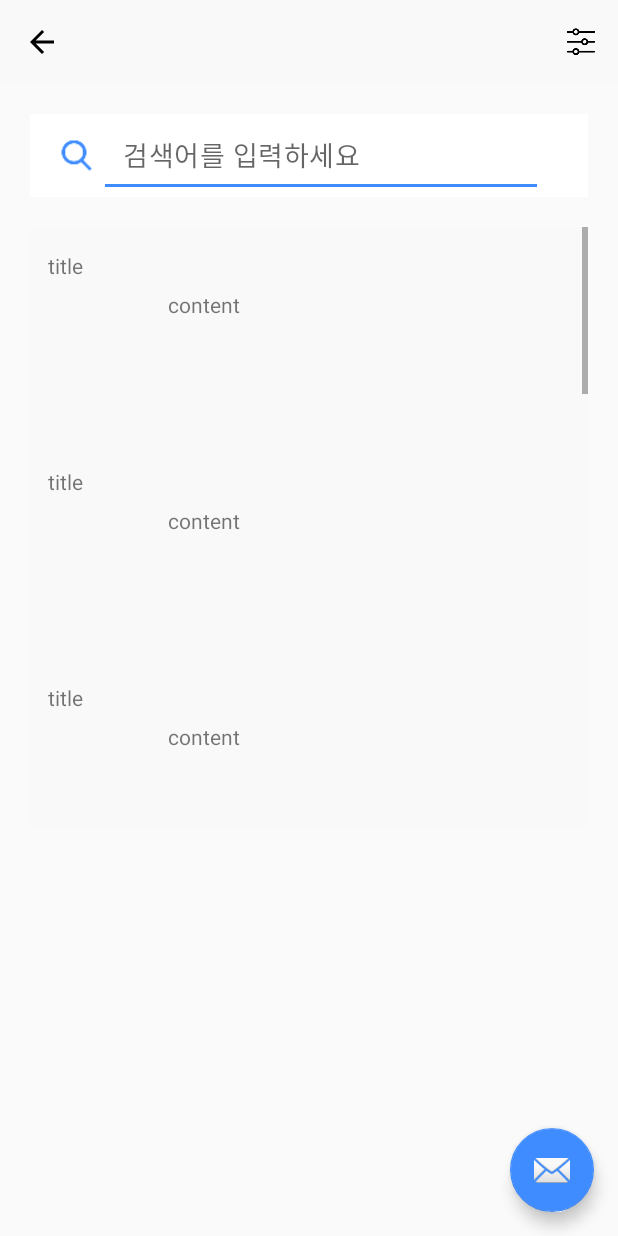
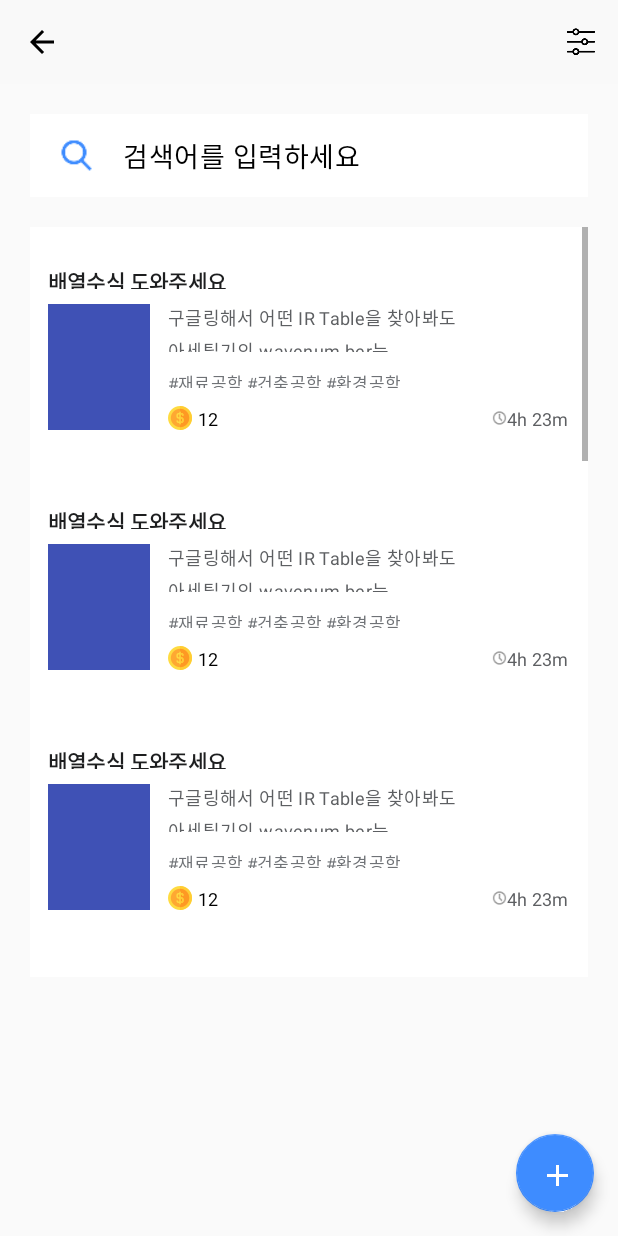
Before and after one commit to Smartudy/smartudy, an Android app: the QuestionListActivity screen opened directly, with no data from a screen before it, on a phone screen of 412 x 824 dp. Run offline under Robolectric (Android 15) with nearby library versions, the phone set to English and light mode, and no system bars.

Commit message:
질문목록화면 레이아웃 완성

```diff
--- a/app/build.gradle
+++ b/app/build.gradle
@@ -4,7 +4,7 @@ android {
     compileSdkVersion 27
     defaultConfig {
         applicationId "com.sharewith.smartudy"
-        minSdkVersion 21
+        minSdkVersion 23
         targetSdkVersion 27
         versionCode 1
         versionName "1.0"
--- a/app/src/main/java/com/sharewith/smartudy/activity/QuestionListActivity.java
+++ b/app/src/main/java/com/sharewith/smartudy/activity/QuestionListActivity.java
@@ -25,6 +25,7 @@ import com.sharewith.smartudy.utils.Question;
 import org.w3c.dom.Text;
 
 import java.util.ArrayList;
+import java.util.Date;
 import java.util.List;
 
 public class QuestionListActivity extends AppCompatActivity {
@@ -63,7 +64,13 @@ public class QuestionListActivity extends AppCompatActivity {
 
     public void collectQuestionDataFromDB(String categoryName, List<Question> list){
         for(int i=0;i<10;i++){
-            Question question=new Question("title", "content");
+            Question question=new Question(
+                    "배열수식 도와주세요",
+                    "구글링해서 어떤 IR Table을 찾아봐도 \n아세틸기의 wavenum ber는 ",
+                    "#재료공학 #건축공학 #환경공학",
+                    12,
+                    new Date()
+            );
             list.add(question);
         }
     }
--- a/app/src/main/java/com/sharewith/smartudy/directory/QuestionRecyclerAdapter.java
+++ b/app/src/main/java/com/sharewith/smartudy/directory/QuestionRecyclerAdapter.java
@@ -40,6 +40,10 @@ public class QuestionRecyclerAdapter extends RecyclerView.Adapter<QuestionRecycl
         Question question = questionList.get(position);
         viewHolder.q_title.setText(question.getQ_title());
         viewHolder.q_content.setText(question.getQ_content());
+        viewHolder.q_hashtag.setText(question.getQ_hashtag());
+        viewHolder.q_price.setText(Integer.toString(question.getQ_price()));
+        // TODO: 실제로 남은 시간 계산해서 넣어야함
+        viewHolder.q_remaining_time.setText("4h 23m");
     }
 
     @Override
@@ -48,13 +52,15 @@ public class QuestionRecyclerAdapter extends RecyclerView.Adapter<QuestionRecycl
     }
 
     public static class ViewHolder extends RecyclerView.ViewHolder{
-        public TextView q_title;
-        public TextView q_content;
+        public TextView q_title, q_content, q_hashtag, q_price, q_remaining_time;
         public ViewHolder(View itemView){
             super(itemView);
 
             q_title=(TextView)itemView.findViewById(R.id.textview_question_title);
             q_content=(TextView)itemView.findViewById(R.id.textview_question_content);
+            q_hashtag=(TextView)itemView.findViewById(R.id.textview_question_hashtag);
+            q_price=(TextView)itemView.findViewById(R.id.textview_question_price);
+            q_remaining_time=(TextView)itemView.findViewById(R.id.textview_question_remaining_time);
         }
     }
 }
--- a/app/src/main/java/com/sharewith/smartudy/utils/Question.java
+++ b/app/src/main/java/com/sharewith/smartudy/utils/Question.java
@@ -11,10 +11,10 @@ import java.util.Date;
 public class Question {
     private String q_title;
     private String q_content;
-//    private String[] q_hashtag_array;
-//    private int q_price;
-//    private Date q_due_time;
-//    private Image q_image;
+    private String q_hashtag;
+    private int q_price;
+    private Date q_due_time;
+    //private Image q_image;
 
 //    public Question(String q_title, String q_content, String[] q_hashtag_array, int q_price, Date q_due_time, Image q_image) {
 //        this.q_title = q_title;
@@ -25,10 +25,17 @@ public class Question {
 //        this.q_image = q_image;
 //    }
 
-
     public Question(String q_title, String q_content) {
         this.q_title = q_title;
         this.q_content = q_content;
+    }
+
+    public Question(String q_title, String q_content, String q_hashtag, int q_price, Date q_due_time) {
+        this.q_title = q_title;
+        this.q_content = q_content;
+        this.q_hashtag = q_hashtag;
+        this.q_price = q_price;
+        this.q_due_time = q_due_time;
     }
 
     public String getQ_title() {
@@ -46,13 +53,13 @@ public class Question {
     public void setQ_content(String q_content) {
         this.q_content = q_content;
     }
-/*
-    public String[] getQ_hashtag_array() {
-        return q_hashtag_array;
+
+    public String getQ_hashtag() {
+        return q_hashtag;
     }
 
-    public void setQ_hashtag_array(String[] q_hashtag_array) {
-        this.q_hashtag_array = q_hashtag_array;
+    public void setQ_hashtag(String q_hashtag) {
+        this.q_hashtag = q_hashtag;
     }
 
     public int getQ_price() {
@@ -70,13 +77,4 @@ public class Question {
     public void setQ_due_time(Date q_due_time) {
         this.q_due_time = q_due_time;
     }
-
-    public Image getQ_image() {
-        return q_image;
-    }
-
-    public void setQ_image(Image q_image) {
-        this.q_image = q_image;
-    }
-    */
 }
--- a/app/src/main/res/layout/activity_question_list.xml
+++ b/app/src/main/res/layout/activity_question_list.xml
@@ -27,10 +27,10 @@
 
     <android.support.design.widget.FloatingActionButton
         android:id="@+id/fab"
-        android:layout_width="wrap_content"
-        android:layout_height="wrap_content"
+        android:layout_width="52dp"
+        android:layout_height="52dp"
         android:layout_gravity="bottom|end"
         android:layout_margin="@dimen/fab_margin"
-        app:srcCompat="@android:drawable/ic_dialog_email" />
+        app:srcCompat="@drawable/fab_add" />
 
 </android.support.design.widget.CoordinatorLayout>
--- a/app/src/main/res/layout/content_question_list.xml
+++ b/app/src/main/res/layout/content_question_list.xml
@@ -46,12 +46,14 @@
             tools:layout_editor_absoluteX="28dp"
             tools:layout_editor_absoluteY="16dp"
             android:layout_gravity="center"
-            android:paddingLeft="16dp" />
+            android:paddingLeft="16dp"
+            android:textColorHint="@color/colorBlack"
+            android:background="@android:color/transparent"/>
     </LinearLayout>
 
     <LinearLayout
         android:layout_width="match_parent"
-        android:layout_height="400dp"
+        android:layout_height="500dp"
         >
         <android.support.v7.widget.RecyclerView
             android:id="@+id/recyclerView"
--- a/app/src/main/res/layout/question_row_layout.xml
+++ b/app/src/main/res/layout/question_row_layout.xml
@@ -1,26 +1,31 @@
 <?xml version="1.0" encoding="utf-8"?>
-<LinearLayout
-    xmlns:android="http://schemas.android.com/apk/res/android"
+<LinearLayout xmlns:android="http://schemas.android.com/apk/res/android"
     xmlns:tools="http://schemas.android.com/tools"
     android:layout_width="match_parent"
-    android:layout_height="144dp"
+    android:layout_height="160dp"
+    xmlns:app="http://schemas.android.com/apk/res-auto"
     android:paddingLeft="12dp"
     android:paddingRight="12dp"
-    android:paddingTop="16dp"
-    android:paddingBottom="18dp"
-    android:orientation="vertical">
+    android:paddingTop="25dp"
+    android:orientation="vertical"
+    android:background="@color/colorWhite">
     <TextView
         android:id="@+id/textview_question_title"
         android:layout_width="match_parent"
         android:layout_height="16dp"
-        android:layout_marginBottom="10dp"/>
+        android:layout_marginBottom="10dp"
+        android:textSize="14sp"
+        android:textColor="#1d1e1f"
+        android:letterSpacing="0.01"
+        android:textStyle="bold"/>
     <LinearLayout
         android:layout_width="match_parent"
         android:layout_height="84dp"
         android:orientation="horizontal">
         <ImageView
             android:layout_width="68dp"
-            android:layout_height="match_parent" />
+            android:layout_height="match_parent"
+            android:background="@color/colorPrimary"/>
         <LinearLayout
             android:layout_width="270dp"
             android:layout_height="match_parent"
@@ -33,29 +38,64 @@
                     android:id="@+id/textview_question_content"
                     android:layout_width="match_parent"
                     android:layout_height="32dp"
-                    android:layout_marginBottom="12dp"/>
+                    android:layout_marginBottom="12dp"
+                    android:textSize="12sp"
+                    android:textColor="#5d5f62"
+                    android:letterSpacing="0.02"
+                    android:lineSpacingExtra="4sp" />
                 <TextView
+                    android:id="@+id/textview_question_hashtag"
                     android:layout_width="match_parent"
                     android:layout_height="12dp"
-                    android:layout_marginBottom="12dp"/>
-                <LinearLayout
+                    android:layout_marginBottom="12dp"
+                    android:textSize="11sp"
+                    android:textColor="#6f7276"
+                    android:letterSpacing="0.01"/>
+                <android.support.constraint.ConstraintLayout
                     android:layout_width="match_parent"
                     android:layout_height="16dp"
                     android:orientation="horizontal">
+                    <LinearLayout
+                        android:layout_width="wrap_content"
+                        android:layout_height="match_parent"
+                        android:orientation="horizontal"
+                        app:layout_constraintLeft_toLeftOf="parent">
                         <ImageView
                             android:layout_width="16dp"
-                        android:layout_height="match_parent" />
+                            android:layout_height="match_parent"
+                            android:src="@drawable/coin"
+                            android:layout_marginRight="4dp"/>
                         <TextView
-                        android:layout_width="16dp"
-                        android:layout_height="match_parent" />
+                            android:id="@+id/textview_question_price"
+                            android:layout_width="wrap_content"
+                            android:layout_height="match_parent"
+                            android:letterSpacing="0.02"
+                            android:textColor="#000000"
+                            android:textSize="12sp"
+                            tools:text="12" />
+                    </LinearLayout>
+                    <LinearLayout
+                        android:layout_width="wrap_content"
+                        android:layout_height="match_parent"
+                        app:layout_constraintRight_toRightOf="parent">
                         <ImageView
                             android:layout_width="10dp"
-                        android:layout_height="match_parent"/>
+                            android:layout_height="match_parent"
+                            android:src="@drawable/time_grey" />
                         <TextView
+                            android:id="@+id/textview_question_remaining_time"
                             android:layout_width="44dp"
-                        android:layout_height="match_parent" />
+                            android:layout_height="match_parent"
+                            android:textSize="12sp"
+                            android:textColor="#5d5f62"
+                            android:letterSpacing="0.01"
+                            android:lineSpacingExtra="0sp"
+                            tools:text="4h 23m" />
+                    </LinearLayout>
+
+
+                </android.support.constraint.ConstraintLayout>
             </LinearLayout>
         </LinearLayout>
     </LinearLayout>
 </LinearLayout>
-</LinearLayout>
--- a/app/src/main/res/values/colors.xml
+++ b/app/src/main/res/values/colors.xml
@@ -1,7 +1,7 @@
 <?xml version="1.0" encoding="utf-8"?>
 <resources>
     <color name="colorPrimary">#3F51B5</color>
-    <color name="colorPrimaryDark">#303F9F</color>
+    <color name="colorPrimaryDark">#f9f9f9</color>
     <color name="colorAccent">#FF4081</color>
 
 
--- a/app/src/main/res/values/styles.xml
+++ b/app/src/main/res/values/styles.xml
@@ -7,6 +7,7 @@
         <item name="colorPrimaryDark">@color/colorPrimaryDark</item>
         <item name="colorAccent">@color/colorMain</item>
         <item name="toolbarStyle">@style/myToolbarStyle</item>
+        <item name="android:windowLightStatusBar">true</item>
     </style>
 
     <style name="AppTheme.AppBarOverlay" parent="ThemeOverlay.AppCompat.Dark.ActionBar" />
```
Also changed, not shown: app/src/main/res/drawable-hdpi/coin.png (added), app/src/main/res/drawable-hdpi/time_grey.png (added), app/src/main/res/drawable-mdpi/coin.png (added), app/src/main/res/drawable-mdpi/time_grey.png (added), app/src/main/res/drawable-xhdpi/coin.png (added), app/src/main/res/drawable-xhdpi/time_grey.png (added), app/src/main/res/drawable-xxhdpi/coin.png (added), app/src/main/res/drawable-xxhdpi/time_grey.png (added), app/src/main/res/drawable-xxxhdpi/coin.png (added), app/src/main/res/drawable-xxxhdpi/time_grey.png (added). Lines whose indentation alone changed are shown as unchanged.
